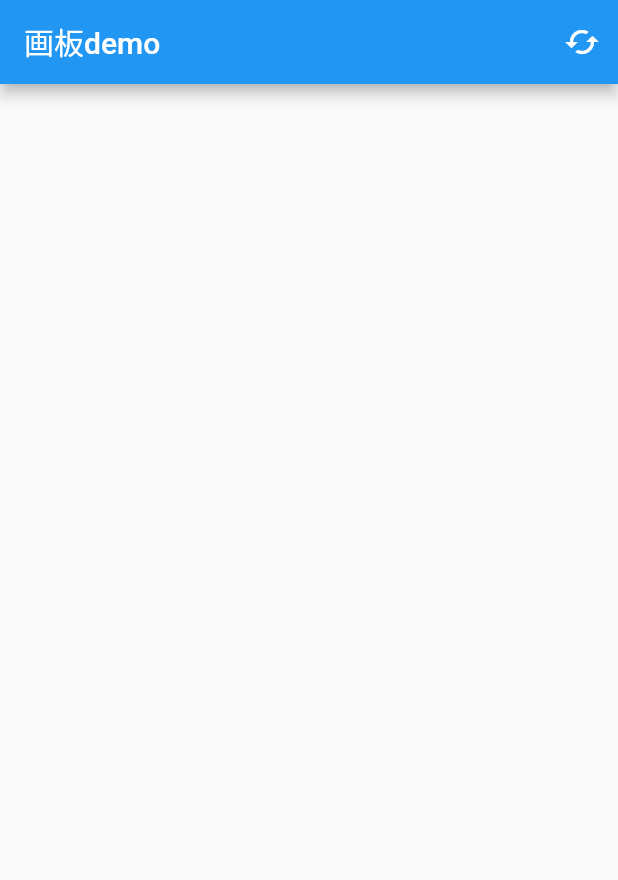
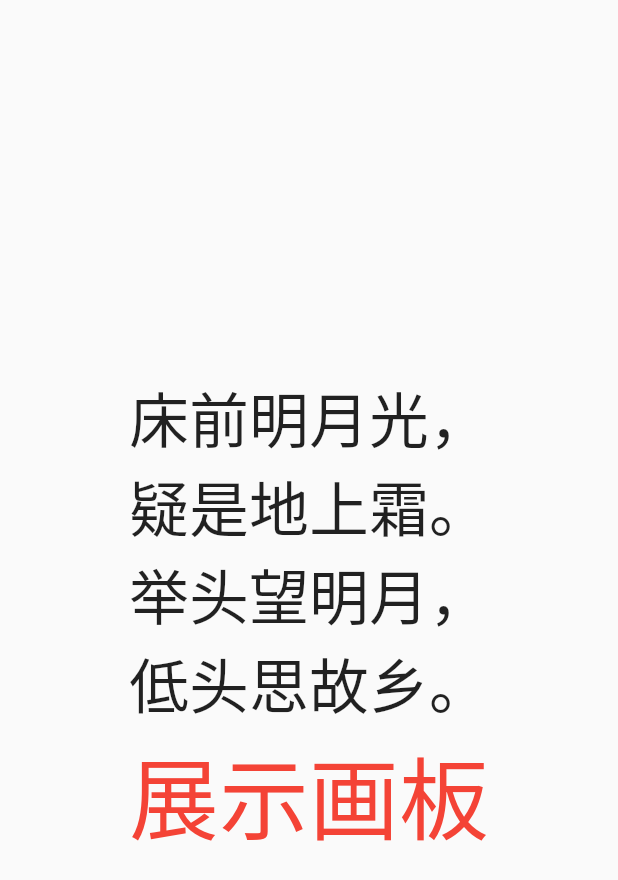
Before and after one commit to skyesk/flutter_canvas_painter, a Flutter app: the screen it shows after launch, on a phone screen of 412 x 824 dp. Shown: the top 880 px of the screen. Run offline on Flutter 3.47's test engine with Material 2 defaults, Android fonts, the phone set to English and light mode, and no system bars.

Commit message:
制作半透明草稿纸特效

```diff
--- /dev/null
+++ b/test_canvas/lib/home_page.dart
@@ -0,0 +1,42 @@
+import 'package:flutter/material.dart';
+import './my_canvas.dart';
+
+class HomePage extends StatelessWidget {
+  @override
+  Widget build(BuildContext context) {
+    return homePageScaffold(context);
+  }
+
+  Widget homePageScaffold(BuildContext context) {
+    return Scaffold(
+      body: Container(
+        alignment: Alignment.center,
+        child: Column(
+          mainAxisAlignment: MainAxisAlignment.center,
+          children: <Widget>[
+            Text("床前明月光，", style: TextStyle(fontSize: 40.0)),
+            Text("疑是地上霜。", style: TextStyle(fontSize: 40.0)),
+            Text("举头望明月，", style: TextStyle(fontSize: 40.0)),
+            Text("低头思故乡。", style: TextStyle(fontSize: 40.0)),
+            MaterialButton(
+              onPressed: () {
+                print("展示画板");
+                showDialog<Null>(
+                  context: context, //BuildContext对象
+                  barrierDismissible: false,
+                  builder: (BuildContext context) {
+                    return new CanvasDialog();
+                  },
+                );
+              },
+              child: Text(
+                "展示画板",
+                style: TextStyle(color: Colors.red, fontSize: 60.0),
+              ),
+            )
+          ],
+        ),
+      ),
+    );
+  }
+}
```
Also changed, not shown: test_canvas/lib/main.dart (+25 -42 lines), test_canvas/lib/my_canvas.dart (added, +69 -0 lines).
